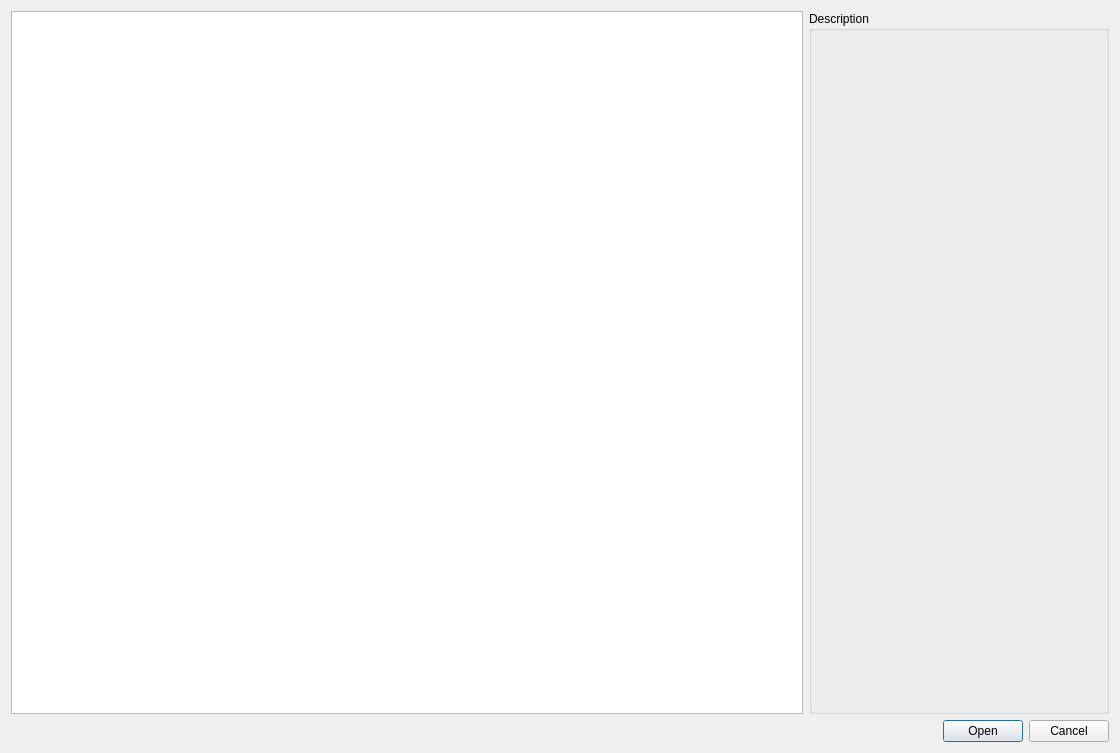
Gamiant/o3de, file Gems/Gamiant/HoudiniEngine/Code/Source/UI/OperatorSelection.ui: the form before one commit.
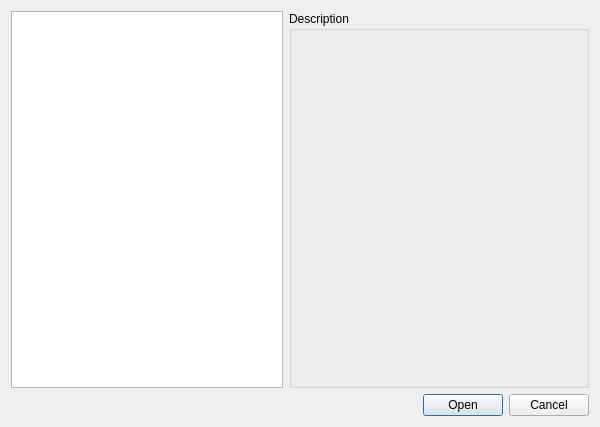
The form after the commit.

The edit to the form file:
```diff
--- a/Gems/Gamiant/HoudiniEngine/Code/Source/UI/OperatorSelection.ui
+++ b/Gems/Gamiant/HoudiniEngine/Code/Source/UI/OperatorSelection.ui
@@ -6,13 +6,19 @@
    <rect>
     <x>0</x>
     <y>0</y>
-    <width>1120</width>
-    <height>753</height>
+    <width>600</width>
+    <height>427</height>
    </rect>
   </property>
+  <property name="sizePolicy">
+   <sizepolicy hsizetype="MinimumExpanding" vsizetype="Preferred">
+    <horstretch>0</horstretch>
+    <verstretch>0</verstretch>
+   </sizepolicy>
+  </property>
   <property name="minimumSize">
    <size>
-    <width>1120</width>
+    <width>600</width>
     <height>0</height>
    </size>
   </property>
```
